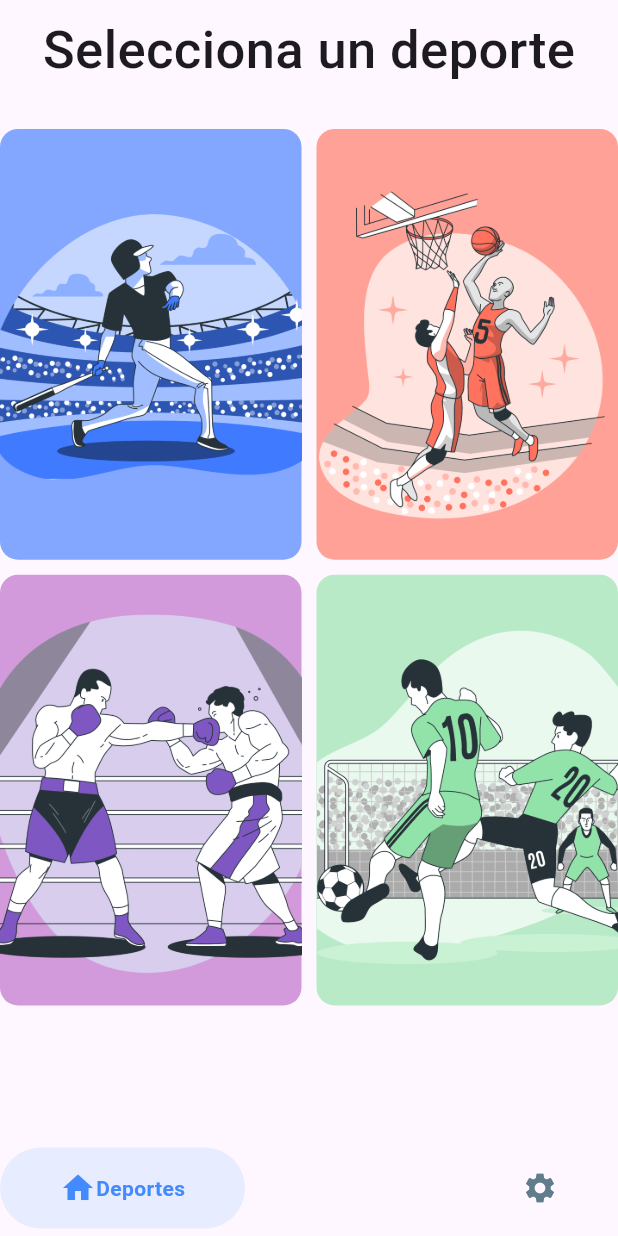
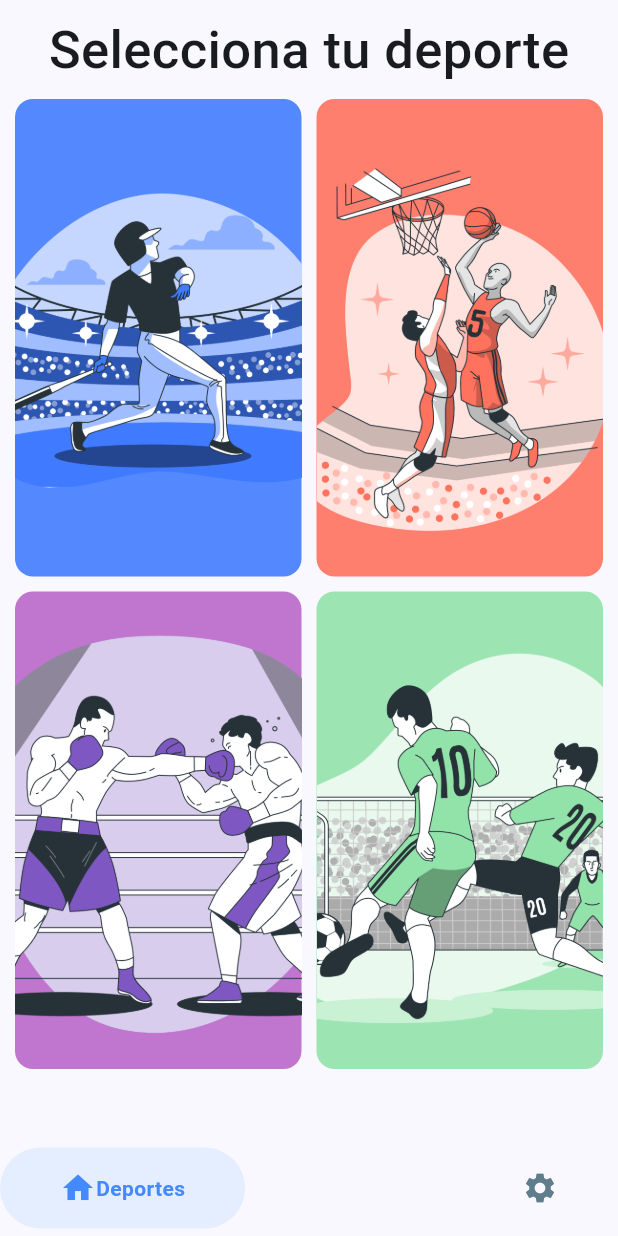
Before and after one commit to DaniValido23/LotiPlay, a Flutter app: the screen it shows after launch, on a phone screen of 412 x 824 dp. Run offline on Flutter 3.47's test engine with Material 3 defaults, Android fonts, the light colour scheme and no system bars; drawn by our look-alikes of google_nav_bar; our stand-ins replace flutter_riverpod, go_router.

Commit message:
Refactor code, add comision features and night mode

```diff
--- a/lib/configs/carousel_sports.dart
+++ b/lib/configs/carousel_sports.dart
@@ -6,36 +6,41 @@ class Sport {
   final String image;
   final Color color;
   final String route;
+  final String title;
 
-  Sport({required this.name, required this.image, required this.color, required this.route});
+  Sport({required this.name, required this.image, required this.color, required this.route, required this.title});
 }
 
 List<Sport> sportsList = [
   Sport(
     name: 'Baseball',
+    title: 'Juegos de Baseball',
     image: 'assets/images/baseball.png',
-    color: Color.fromRGBO(64, 123, 255, 0.65),
-    route: Routes.baseball,
+    color: Color.fromRGBO(64, 123, 255, 0.90),
+    route: Routes.sport,
   ),
 
   Sport(
     name: 'Basketball',
     image: 'assets/images/basketball.png',
-    color: Color.fromRGBO(255, 114, 94, 0.65),
-    route: Routes.basketball,
+    color: Color.fromRGBO(255, 114, 94, 0.90),
+    route: Routes.sport,
+    title: 'Juegos de Basketball',
   ),
 
   Sport(
     name: 'Boxing',
     image: 'assets/images/box.png',
-    color: Color.fromRGBO(186, 104, 200, 0.65),
-    route: Routes.boxing,
+    color: Color.fromRGBO(186, 104, 200, 0.90),
+    route: Routes.sport,
+    title: 'Peleas de Boxeo',
   ),
 
   Sport(
     name: 'Futbol',
     image: 'assets/images/soccer.png',
-    color: Color.fromRGBO(146, 227, 169, 0.65),
-    route: Routes.futbol,
+    color: Color.fromRGBO(146, 227, 169, 0.90),
+    route: Routes.sport,
+    title: 'Juegos de Futbol',
   ),
 ];
--- a/lib/configs/router.dart
+++ b/lib/configs/router.dart
@@ -1,15 +1,13 @@
 import 'package:flutter/material.dart';
 import 'package:go_router/go_router.dart';
+import 'package:loty_play/configs/carousel_sports.dart';
 import 'package:loty_play/presentation/screens.dart';
-import 'package:loty_play/widgets/bottom_nav_bar.dart';
+import 'package:loty_play/widgets/bottom_nav_bar_home.dart';
 
 class Routes {
   static const String home = '/';
   static const String settings = '/settings';
-  static const String futbol = '/futbol';
-  static const String baseball = '/baseball';
-  static const String basketball = '/basketball';
-  static const String boxing = '/boxing';
+  static const String sport = '/sport';
 }
 
 final router = GoRouter(
@@ -41,22 +39,12 @@ final router = GoRouter(
       ],
     ),
 
-
     GoRoute(
-      path: Routes.futbol,
-      builder: (context, state) => const FutbolScreen(),
-    ),
-    GoRoute(
-      path: Routes.baseball,
-      builder: (context, state) => const BaseballScreen(),
-    ),
-    GoRoute(
-      path: Routes.basketball,
-      builder: (context, state) => const BasketballScreen(),
-    ),
-    GoRoute(
-      path: Routes.boxing,
-      builder: (context, state) => const BoxingScreen(),
+      path: Routes.sport,
+      builder: (context, state) {
+        final sport = state.extra as Sport;
+        return SportScreen(sport: sport);
+      },
     ),
   ],
 );
--- /dev/null
+++ b/lib/configs/theme.dart
@@ -0,0 +1,21 @@
+import 'package:flutter/material.dart';
+
+var themeColors =<Color> [
+  Color.fromRGBO(64, 123, 255, 0.90),
+  Color.fromRGBO(255, 114, 94, 0.90),
+  Color.fromRGBO(186, 104, 200, 0.90),
+  Color.fromRGBO(146, 227, 169, 0.90),
+];
+
+class AppTheme {
+  final int selectedColor;
+  final bool isDarkMode;
+
+  AppTheme({this.selectedColor = 0, this.isDarkMode = false});
+
+  ThemeData getTheme() => ThemeData(
+    brightness: isDarkMode ? Brightness.dark : Brightness.light,
+    colorSchemeSeed: themeColors[selectedColor],
+    appBarTheme: AppBarTheme(centerTitle: true),
+  );
+}
--- a/lib/main.dart
+++ b/lib/main.dart
@@ -1,6 +1,8 @@
 import 'package:flutter/material.dart';
 import 'package:flutter_riverpod/flutter_riverpod.dart';
 import 'package:loty_play/configs/router.dart';
+import 'package:loty_play/configs/theme.dart';
+import 'package:loty_play/providers/theme_provider.dart';
 
 void main() {
   runApp(
@@ -10,13 +12,16 @@ void main() {
   );
 }
 
-class MainApp extends StatelessWidget {
+class MainApp extends ConsumerWidget {
   const MainApp({super.key});
 
   @override
-  Widget build(BuildContext context) {
+  Widget build(BuildContext context, ref) {
+    final bool isDarkMode = ref.watch(darkThemeProvider);
+    final int selectedColor = ref.watch(selectedColorProvider);
     return MaterialApp.router(
       debugShowCheckedModeBanner: false,
+      theme: AppTheme(selectedColor: selectedColor, isDarkMode: isDarkMode).getTheme(),
       routerConfig: router,
     );
   }
--- a/lib/presentation/bottom_nav_screens.dart/home_screen.dart
+++ b/lib/presentation/bottom_nav_screens.dart/home_screen.dart
@@ -1,6 +1,8 @@
 import 'package:flutter/material.dart';
+import 'package:flutter_riverpod/flutter_riverpod.dart';
 import 'package:go_router/go_router.dart';
 import 'package:loty_play/configs/carousel_sports.dart';
+import 'package:loty_play/providers/theme_provider.dart';
 
 class HomeScreen extends StatelessWidget {
   const HomeScreen({super.key});
@@ -14,11 +16,10 @@ class HomeScreen extends StatelessWidget {
           Padding(
             padding: const EdgeInsets.all(8.0),
             child: const Text(
-              "Selecciona un deporte",
+              "Selecciona tu deporte",
               style: TextStyle(fontSize: 35, fontWeight: FontWeight.w500),
             ),
           ),
-          const SizedBox(height: 20),
           _ScreenView(),
         ],
       ),
@@ -26,22 +27,27 @@ class HomeScreen extends StatelessWidget {
   }
 }
 
-class _ScreenView extends StatelessWidget {
+class _ScreenView extends ConsumerWidget {
   @override
-  Widget build(BuildContext context) {
+  Widget build(BuildContext context, ref) {
     return Expanded(
+      child: Padding(
+        padding: const EdgeInsets.symmetric(horizontal: 10),
         child: GridView.count(
           crossAxisCount: 2,
-        childAspectRatio: 0.70,
+          childAspectRatio: 0.60,
           mainAxisSpacing: 10,
           crossAxisSpacing: 10,
           children: [
             for (final sport in sportsList)
               GestureDetector(
                 onTap: () {
-                context.push(sport.route);
+                  ref.read(selectedColorProvider.notifier).state = sportsList.indexOf(sport);
+                  context.push(
+                    sport.route,
+                    extra: sport,
+                  );
                 },
-
                 child: Container(
                   decoration: BoxDecoration(
                     color: sport.color,
@@ -55,6 +61,7 @@ class _ScreenView extends StatelessWidget {
               ),
           ],
         ),
+      ),
     );
   }
 }
--- a/lib/presentation/screens.dart
+++ b/lib/presentation/screens.dart
@@ -1,6 +1,3 @@
 export 'package:loty_play/presentation/bottom_nav_screens.dart/home_screen.dart';
-export 'package:loty_play/presentation/sports_screens/futbol_screen.dart';
-export 'package:loty_play/presentation/sports_screens/baseball_screen.dart';
-export 'package:loty_play/presentation/sports_screens/basketball_screen.dart';
-export 'package:loty_play/presentation/sports_screens/boxing_screen.dart';
 export 'package:loty_play/presentation/bottom_nav_screens.dart/settings_screen.dart';
+export 'package:loty_play/presentation/sport_screen.dart';
--- /dev/null
+++ b/lib/providers/commission_provider.dart
@@ -0,0 +1,3 @@
+import 'package:flutter_riverpod/flutter_riverpod.dart';
+
+final commissionProvider = StateProvider<double>((ref) => 0.0);
--- /dev/null
+++ b/lib/providers/theme_provider.dart
@@ -0,0 +1,4 @@
+import 'package:flutter_riverpod/flutter_riverpod.dart';
+
+final darkThemeProvider = StateProvider<bool>((ref) => false);
+final selectedColorProvider = StateProvider<int>((ref) => 0);
--- a/lib/widgets/bottom_nav_bar.dart
+++ b/lib/widgets/bottom_nav_bar_home.dart
@@ -2,7 +2,7 @@ import 'package:flutter/material.dart';
 import 'package:flutter_riverpod/flutter_riverpod.dart';
 import 'package:go_router/go_router.dart';
 import 'package:google_nav_bar/google_nav_bar.dart';
-import 'package:loty_play/configs/bottom_navigation.dart';
+import 'package:loty_play/configs/bottom_navigation_home.dart';
 import 'package:loty_play/configs/router.dart';
 import 'package:loty_play/providers/bottom_nav_bar_provider.dart';
 
```
Also changed, not shown: lib/configs/bottom_navigation_sport.dart (added, +26 -0 lines), lib/presentation/bottom_nav_screens.dart/settings_screen.dart (+38 -18 lines), lib/presentation/sport_screen.dart (added, +38 -0 lines), lib/presentation/sports_screens/baseball_screen.dart (deleted, +0 -25 lines), lib/presentation/sports_screens/basketball_screen.dart (deleted, +0 -26 lines), lib/presentation/sports_screens/boxing_screen.dart (deleted, +0 -26 lines), lib/presentation/sports_screens/futbol_screen.dart (deleted, +0 -26 lines), lib/widgets/bottom_nav_bar_baseball.dart (added, +38 -0 lines), assets/images/default_baseball.png (added), lib/configs/bottom_navigation_home.dart (renamed from lib/configs/bottom_navigation.dart). Lines whose indentation alone changed are shown as unchanged.
